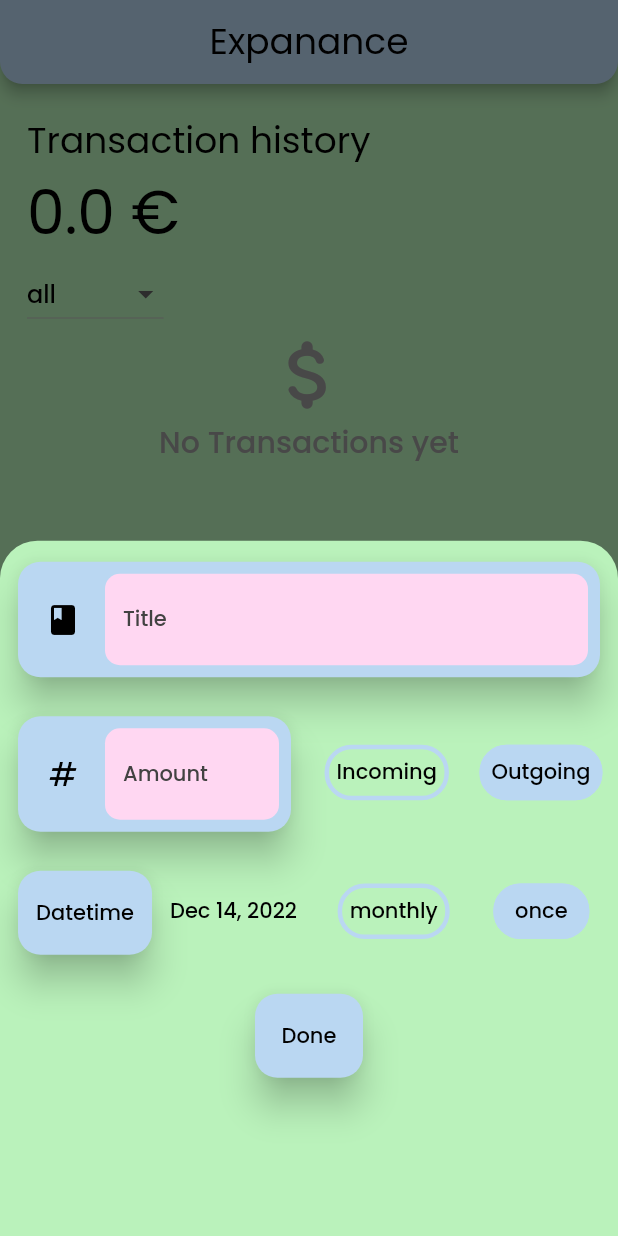
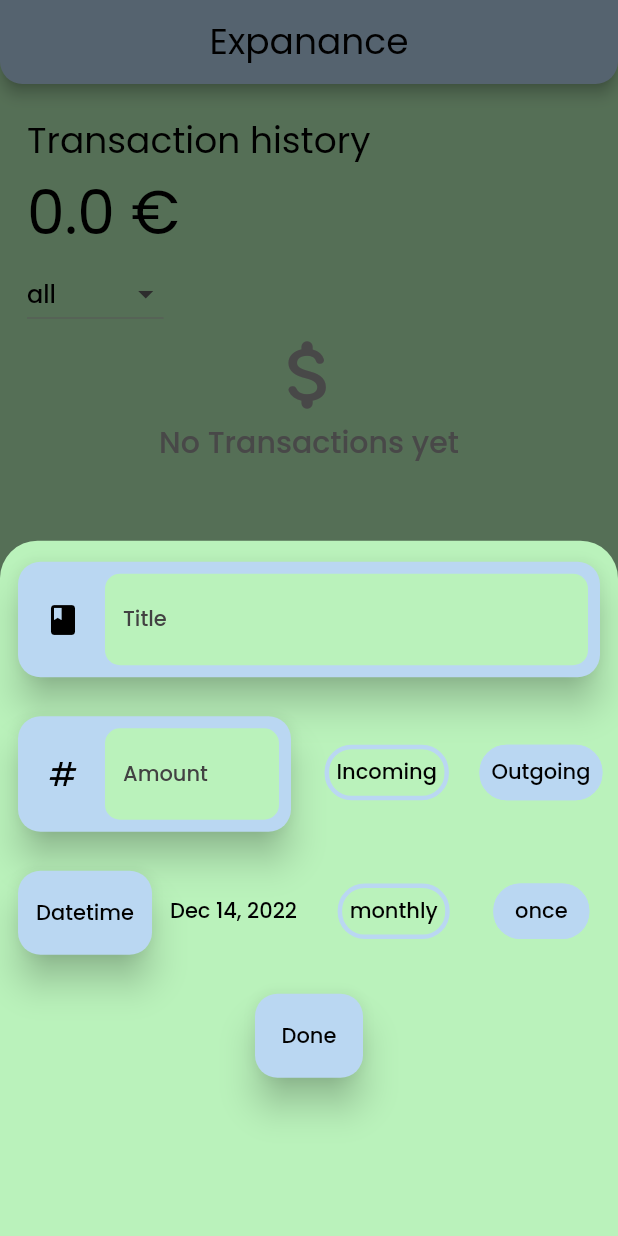
Before and after one commit to KaranSingh1412/expanance, a Flutter app: the screen it shows after launch, after a tap on the "money" icon, on a phone screen of 412 x 824 dp. Run offline on Flutter 3.47's test engine with Material 2 defaults, Android fonts, the phone set to English and light mode, and no system bars; our stand-ins replace hive, hive_flutter; accounts and stored records are empty.

Commit message:
change fill color

```diff
--- a/lib/widgets/modal_textfield.dart
+++ b/lib/widgets/modal_textfield.dart
@@ -44,15 +44,13 @@ class _ModalTextFieldState extends State<ModalTextField> {
             controller: widget.controller,
             onFieldSubmitted: (_) => widget.submitter,
             decoration: InputDecoration(
-              fillColor: Theme.of(context).colorScheme.primary.withRed(255),
+              fillColor: Theme.of(context).colorScheme.background,
               filled: true,
               border: OutlineInputBorder(
                 borderRadius: BorderRadius.circular(10),
                 borderSide: BorderSide.none,
               ),
               counterText: '',
-              //labelText: widget.label,
-              //labelStyle: Theme.of(context).textTheme.bodyLarge,
               hintText: widget.label,
               hintStyle: Theme.of(context).textTheme.bodyLarge?.copyWith(
                     color: Colors.grey.shade800,
```
